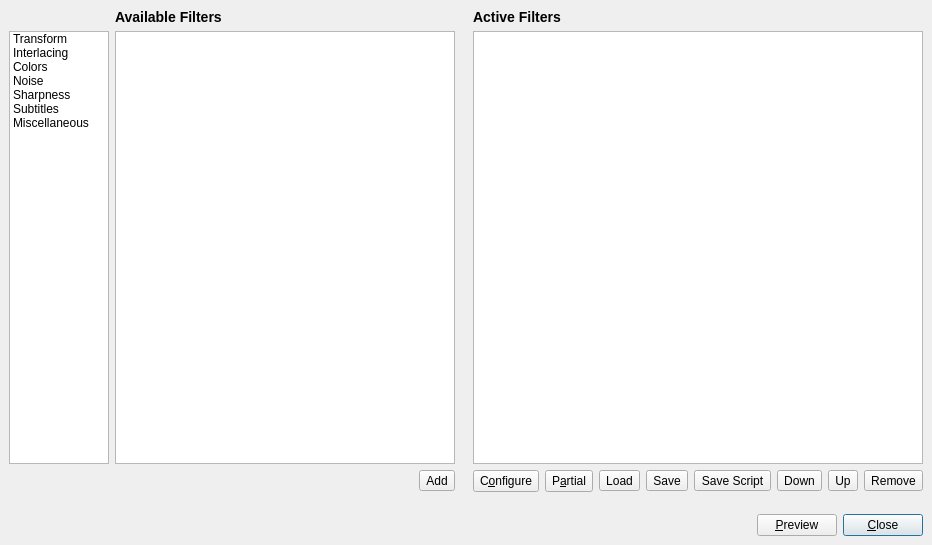
This is branches/avidemux_2.6_branch_mean/avidemux/qt4/ADM_userInterfaces/ADM_filters/mainfilter.ui in BackupTheBerlios/avidemux-svn as Qt 5 draws it before an edit. The edited form follows.
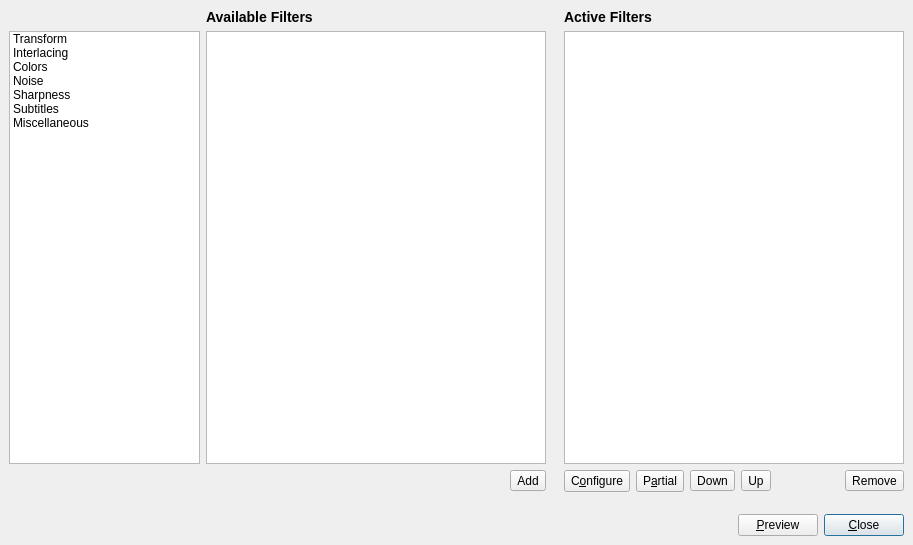
This is the edited form. Icons and pictures are not drawn.

Commit message: [filter/qt4] Remove load/save icons

Diff of the .ui file:
```diff
--- a/branches/avidemux_2.6_branch_mean/avidemux/qt4/ADM_userInterfaces/ADM_filters/mainfilter.ui
+++ b/branches/avidemux_2.6_branch_mean/avidemux/qt4/ADM_userInterfaces/ADM_filters/mainfilter.ui
@@ -109,19 +109,6 @@
        <property name="margin">
         <number>0</number>
        </property>
-       <item>
-        <spacer>
-         <property name="orientation">
-          <enum>Qt::Horizontal</enum>
-         </property>
-         <property name="sizeHint" stdset="0">
-          <size>
-           <width>0</width>
-           <height>22</height>
-          </size>
-         </property>
-        </spacer>
-       </item>
        <item>
         <widget class="QToolButton" name="toolButtonConfigure">
          <property name="sizePolicy">
@@ -148,39 +135,6 @@
          </property>
         </widget>
        </item>
-       <item>
-        <widget class="QToolButton" name="toolButtonLoad">
-         <property name="text">
-          <string>Load</string>
-         </property>
-         <property name="icon">
-          <iconset resource="filter.qrc">
-           <normaloff>:/new/prefix1/common/ADM_icons/videoFilter/fileopen.png</normaloff>:/new/prefix1/common/ADM_icons/videoFilter/fileopen.png</iconset>
-         </property>
-        </widget>
-       </item>
-       <item>
-        <widget class="QToolButton" name="toolButtonSave">
-         <property name="text">
-          <string>Save</string>
-         </property>
-         <property name="icon">
-          <iconset resource="filter.qrc">
-           <normaloff>:/new/prefix1/common/ADM_icons/videoFilter/filesave.png</normaloff>:/new/prefix1/common/ADM_icons/videoFilter/filesave.png</iconset>
-         </property>
-        </widget>
-       </item>
-       <item>
-        <widget class="QToolButton" name="toolButtonSaveScript">
-         <property name="text">
-          <string>Save Script</string>
-         </property>
-         <property name="icon">
-          <iconset resource="filter.qrc">
-           <normaloff>:/new/prefix1/common/ADM_icons/videoFilter/filesaveas.png</normaloff>:/new/prefix1/common/ADM_icons/videoFilter/filesaveas.png</iconset>
-         </property>
-        </widget>
-       </item>
        <item>
         <widget class="QToolButton" name="toolButtonDown">
          <property name="text">
@@ -203,6 +157,19 @@
          </property>
         </widget>
        </item>
+       <item>
+        <spacer>
+         <property name="orientation">
+          <enum>Qt::Horizontal</enum>
+         </property>
+         <property name="sizeHint" stdset="0">
+          <size>
+           <width>0</width>
+           <height>22</height>
+          </size>
+         </property>
+        </spacer>
+       </item>
        <item>
         <widget class="QToolButton" name="pushButtonRemove">
          <property name="text">
```
Left out of the diff: 3 changed lines with no effect on the pictures.
